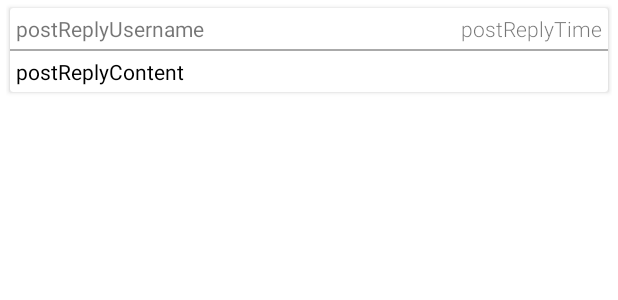
After one commit to ericzyf/CUPO, an Android app: the layout postreply_item.xml on its own in the app's theme, with its tools: preview values and no code run, on a phone screen of 412 x 824 dp. The commit adds this screen. Shown: the top 300 px of the screen. Run offline under Robolectric (Android 15) with nearby library versions, the phone set to English and light mode, and no system bars.

Commit message:
post replies

```diff
--- a/Client/app/src/main/res/layout/activity_post_detail.xml
+++ b/Client/app/src/main/res/layout/activity_post_detail.xml
@@ -102,5 +102,11 @@
             app:layout_constraintEnd_toEndOf="@+id/postDetailCard"
             app:layout_constraintTop_toBottomOf="@+id/postDetailCard" />
 
+        <androidx.recyclerview.widget.RecyclerView
+            android:id="@+id/repliesRecyclerView"
+            android:layout_width="match_parent"
+            android:layout_height="match_parent"
+            app:layout_constraintTop_toBottomOf="@+id/replyButton" />
+
     </androidx.constraintlayout.widget.ConstraintLayout>
 </ScrollView>
--- /dev/null
+++ b/Client/app/src/main/res/layout/postreply_item.xml
@@ -0,0 +1,69 @@
+<?xml version="1.0" encoding="utf-8"?>
+<androidx.constraintlayout.widget.ConstraintLayout xmlns:android="http://schemas.android.com/apk/res/android"
+    xmlns:app="http://schemas.android.com/apk/res-auto"
+    xmlns:tools="http://schemas.android.com/tools"
+    android:layout_width="match_parent"
+    android:layout_height="wrap_content"
+    android:layout_marginHorizontal="4dp"
+    android:layout_marginVertical="1dp">
+
+    <androidx.cardview.widget.CardView
+        android:layout_width="match_parent"
+        android:layout_height="wrap_content"
+        app:cardUseCompatPadding="true"
+        app:layout_constraintBottom_toBottomOf="parent"
+        app:layout_constraintEnd_toEndOf="parent"
+        app:layout_constraintStart_toStartOf="parent"
+        app:layout_constraintTop_toTopOf="parent">
+
+        <androidx.constraintlayout.widget.ConstraintLayout
+            android:id="@+id/postReplyItemLayout"
+            android:layout_width="match_parent"
+            android:layout_height="match_parent">
+
+            <TextView
+                android:id="@+id/postReplyUsername"
+                android:layout_width="wrap_content"
+                android:layout_height="wrap_content"
+                android:layout_marginStart="4dp"
+                android:layout_marginTop="4dp"
+                android:clickable="true"
+                android:text="postReplyUsername"
+                app:layout_constraintStart_toStartOf="parent"
+                app:layout_constraintTop_toTopOf="parent" />
+
+            <TextView
+                android:id="@+id/postReplyTime"
+                android:layout_width="wrap_content"
+                android:layout_height="wrap_content"
+                android:layout_marginEnd="4dp"
+                android:fontFamily="sans-serif-light"
+                android:text="postReplyTime"
+                app:layout_constraintEnd_toEndOf="parent"
+                app:layout_constraintTop_toTopOf="@+id/postReplyUsername" />
+
+            <View
+                android:id="@+id/postReplyDivider"
+                android:layout_width="match_parent"
+                android:layout_height="1dp"
+                android:layout_marginTop="4dp"
+                android:background="@android:color/darker_gray"
+                app:layout_constraintEnd_toEndOf="parent"
+                app:layout_constraintStart_toStartOf="parent"
+                app:layout_constraintTop_toBottomOf="@+id/postReplyUsername" />
+
+            <TextView
+                android:id="@+id/postReplyContent"
+                android:layout_width="wrap_content"
+                android:layout_height="wrap_content"
+                android:layout_marginTop="4dp"
+                android:layout_marginBottom="4dp"
+                android:text="postReplyContent"
+                android:textColor="#000000"
+                app:layout_constraintBottom_toBottomOf="parent"
+                app:layout_constraintStart_toStartOf="@+id/postReplyUsername"
+                app:layout_constraintTop_toBottomOf="@+id/postReplyDivider" />
+        </androidx.constraintlayout.widget.ConstraintLayout>
+    </androidx.cardview.widget.CardView>
+
+</androidx.constraintlayout.widget.ConstraintLayout>
```
Also changed, not shown: Client/app/src/main/java/edu/cuhk/csci3310/cupo/Backend.java (+40 -0 lines), Client/app/src/main/java/edu/cuhk/csci3310/cupo/PostDetailActivity.java (+58 -0 lines), Client/app/src/main/java/edu/cuhk/csci3310/cupo/PostReplyAdapter.java (added, +78 -0 lines).
